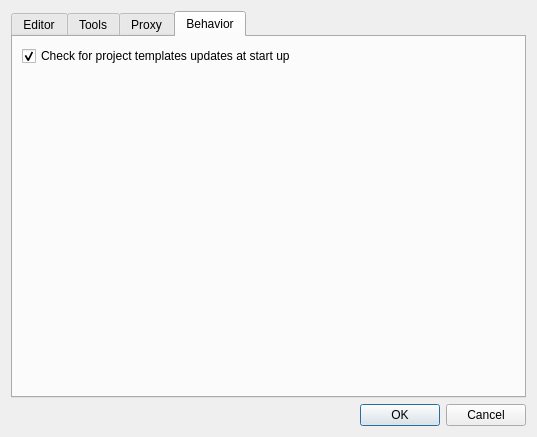
Above: configdialog.ui from martinribelotta/embedded-ide before the change. Below: the same form after it.
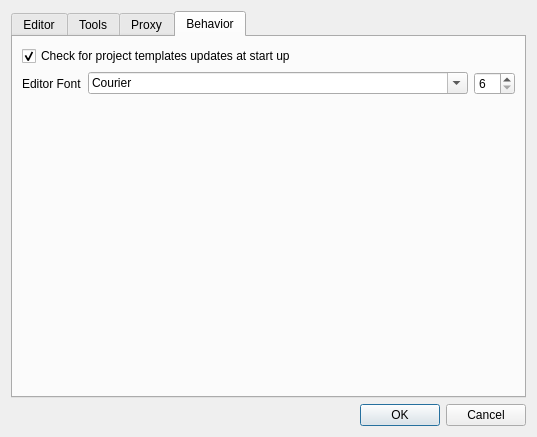
That is the form after the change. The open tabs and pages were chosen to show the change. Icons and pictures are not drawn. Custom widgets are drawn as their Qt base class.

Diff of the .ui file:
```diff
--- a/configdialog.ui
+++ b/configdialog.ui
@@ -438,17 +438,43 @@
        <string>Behavior</string>
       </attribute>
       <layout class="QGridLayout" name="gridLayout_6">
-       <item row="0" column="0">
-        <widget class="QCheckBox" name="autoUpdateProjectTmplates">
-         <property name="text">
-          <string>Check for project templates updates at start up</string>
-         </property>
-         <property name="checked">
-          <bool>true</bool>
-         </property>
-        </widget>
-       </item>
        <item row="1" column="0">
+        <widget class="QLabel" name="label_6">
+         <property name="sizePolicy">
+          <sizepolicy hsizetype="Maximum" vsizetype="Preferred">
+           <horstretch>0</horstretch>
+           <verstretch>0</verstretch>
+          </sizepolicy>
+         </property>
+         <property name="text">
+          <string>Editor Font</string>
+         </property>
+        </widget>
+       </item>
+       <item row="1" column="1">
+        <widget class="QFontComboBox" name="logFontComboBox">
+         <property name="sizePolicy">
+          <sizepolicy hsizetype="Expanding" vsizetype="Fixed">
+           <horstretch>0</horstretch>
+           <verstretch>0</verstretch>
+          </sizepolicy>
+         </property>
+         <property name="fontFilters">
+          <set>QFontComboBox::MonospacedFonts</set>
+         </property>
+        </widget>
+       </item>
+       <item row="1" column="2">
+        <widget class="QSpinBox" name="logFontSpinBox">
+         <property name="minimum">
+          <number>6</number>
+         </property>
+         <property name="maximum">
+          <number>72</number>
+         </property>
+        </widget>
+       </item>
+       <item row="2" column="0" colspan="3">
         <spacer name="verticalSpacer_3">
          <property name="orientation">
           <enum>Qt::Vertical</enum>
@@ -461,6 +487,16 @@
          </property>
         </spacer>
        </item>
+       <item row="0" column="0" colspan="3">
+        <widget class="QCheckBox" name="autoUpdateProjectTmplates">
+         <property name="text">
+          <string>Check for project templates updates at start up</string>
+         </property>
+         <property name="checked">
+          <bool>true</bool>
+         </property>
+        </widget>
+       </item>
       </layout>
      </widget>
     </widget>
```
